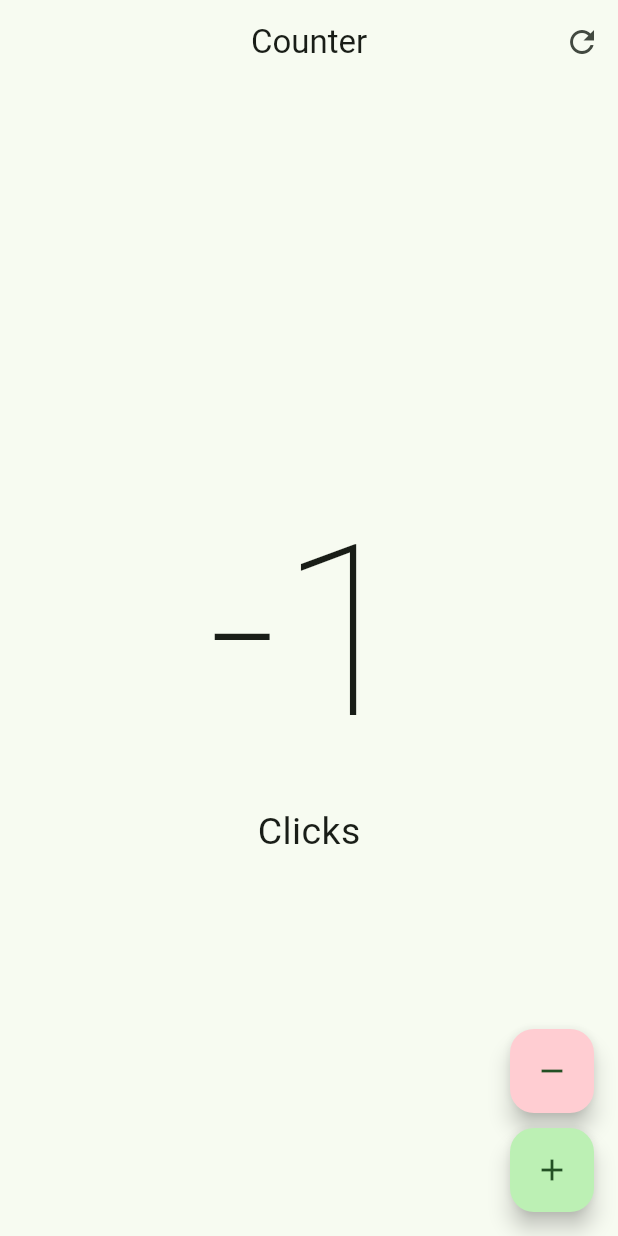
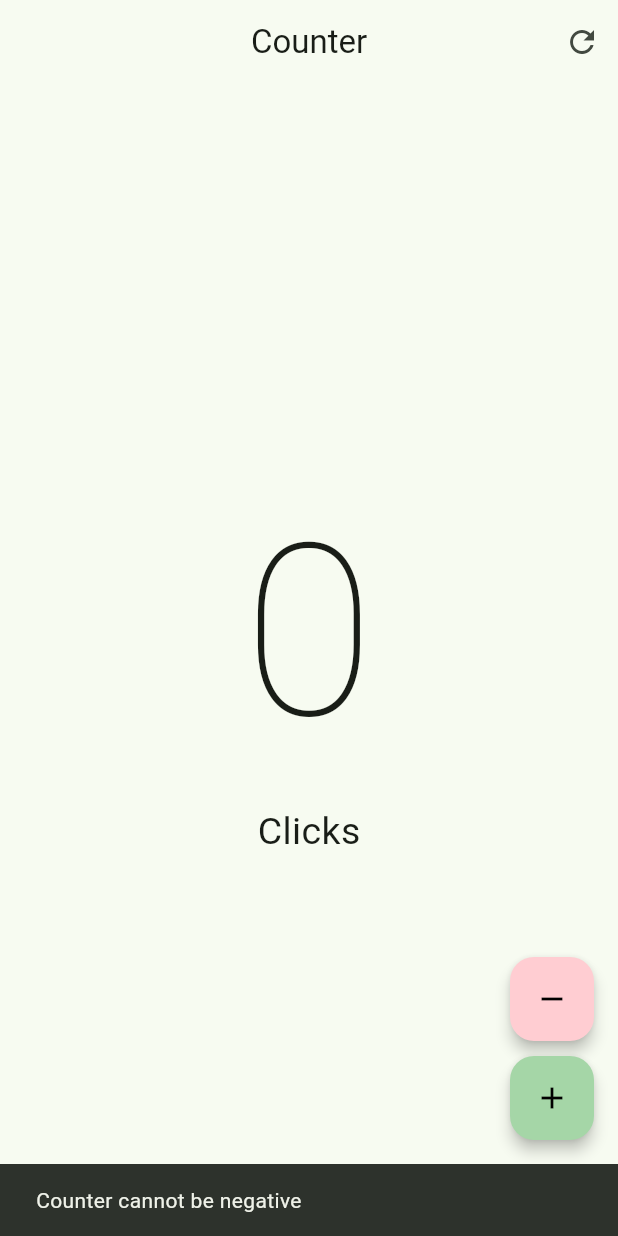
Before and after one commit to macor003/Flutter, a Flutter app: the screen it shows after launch, after a tap on the "remove" icon, on a phone screen of 412 x 824 dp. Run offline on Flutter 3.47's test engine with Material 3 defaults, Android fonts, the phone set to English and light mode, and no system bars; our stand-ins replace flutter_svg, flutter_swiper; network calls fail; project files that could hold a hidden picture were left out.

Commit message:
Se finaliza apicación counter

```diff
--- a/hello_wold_app/lib/main.dart
+++ b/hello_wold_app/lib/main.dart
@@ -1,6 +1,7 @@
 
 import 'package:flutter/material.dart';
-import 'package:hello_wold_app/presentation/screens/counter/counter_screen.dart';
+import 'package:hello_wold_app/presentation/screens/counter/counter_functions_screen.dart';
+// import 'package:hello_wold_app/presentation/screens/counter/counter_screen.dart';
 
 void main(){
   runApp(MyApp());
@@ -15,7 +16,7 @@ class MyApp extends StatelessWidget {
       theme: ThemeData(
         colorSchemeSeed: Colors.green
       ),
-      home: CounterScreen(),
+      home: CounterFunctionsScreen(),
     );
   }
 }
--- /dev/null
+++ b/hello_wold_app/lib/presentation/screens/counter/counter_functions_screen.dart
@@ -0,0 +1,101 @@
+import 'package:flutter/material.dart';
+
+class CounterFunctionsScreen extends StatefulWidget {
+  const CounterFunctionsScreen({super.key});
+
+  @override
+  State<CounterFunctionsScreen> createState() => _CounterFunctionsScreenState();
+}
+
+class _CounterFunctionsScreenState extends State<CounterFunctionsScreen> {
+  int counter = 0;
+  void increment() {
+    setState(() {
+      counter++;
+    });
+  }
+  void decrement() {
+    setState(() {
+      counter--;
+    });
+  }
+
+  void reset() {
+    setState(() {
+      counter = 0;
+    });
+  }
+
+  @override
+  Widget build(BuildContext context) {
+    return Scaffold(
+      appBar: AppBar(
+        title: const Text('Counter'),
+        centerTitle: true,
+        actions: [
+          IconButton(
+            onPressed: reset,
+            icon: const Icon(Icons.refresh),
+          )
+        ],
+      ),
+      body: Center(
+        child: Column(
+          mainAxisAlignment: MainAxisAlignment.center,
+          children: [
+            Text('$counter', style: TextStyle(fontSize: 160, fontWeight: FontWeight.w100)),
+            Text(counter == 1 ? 'Click' : 'Clicks', style: TextStyle(fontSize: 25))
+          ]
+        )
+      ),
+      floatingActionButton: Column(
+        children: [
+          const Spacer(),
+          CustomButton(icon: Icons.remove,
+              onPressed: (){
+                if(counter > 0){
+                  decrement();
+                } else {
+                  ScaffoldMessenger.of(context).showSnackBar(
+                    const SnackBar(
+                      content: Text('Counter cannot be negative'),
+                      duration: Duration(milliseconds: 1300),
+                    )
+                  );
+                }
+              },
+              backgroundColor: Colors.red.shade100),
+          const SizedBox(height: 10,),
+          CustomButton(icon: Icons.add, onPressed: increment),
+        ],
+      ),
+    );
+  }
+}
+
+class CustomButton extends StatelessWidget {
+  final IconData icon;
+  final VoidCallback? onPressed;
+  final Color? backgroundColor;
+  final Color? foregroundColor;
+
+  const CustomButton({
+    super.key,
+    required this.icon,
+    this.onPressed,
+    this.backgroundColor,
+    this.foregroundColor,
+  });
+
+  @override
+  Widget build(BuildContext context) {
+    return FloatingActionButton(
+      backgroundColor: backgroundColor ?? Colors.green.shade200,
+      foregroundColor: foregroundColor ?? Colors.black,
+      enableFeedback: true,
+      elevation: 4,
+      onPressed: onPressed,
+      child: Icon(icon),
+    );
+  }
+}
```
